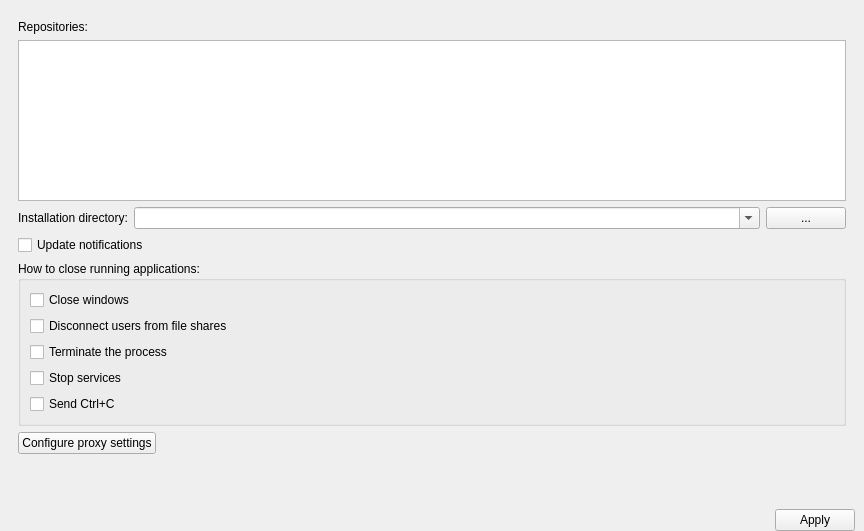
Above: npackdg/src/settingsframe.ui from npackd/npackd-cpp before the change. Below: the same form after it.
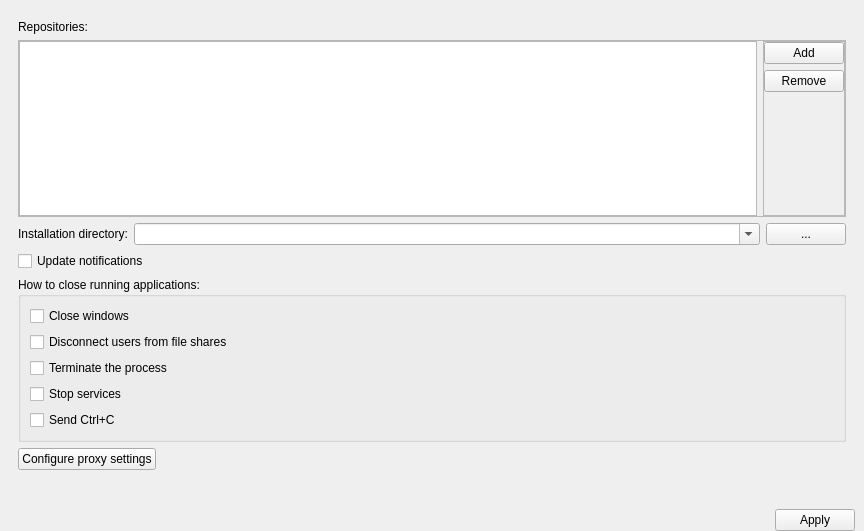
That is the form after the change.

Commit message: table for the list of repositories

The edit to the form file:
```diff
--- a/npackdg/src/settingsframe.ui
+++ b/npackdg/src/settingsframe.ui
@@ -52,42 +52,81 @@
        </widget>
       </item>
       <item>
-       <widget class="QPlainTextEdit" name="plainTextEditReps">
-        <property name="sizePolicy">
-         <sizepolicy hsizetype="Expanding" vsizetype="Expanding">
-          <horstretch>0</horstretch>
-          <verstretch>1</verstretch>
-         </sizepolicy>
+       <widget class="QFrame" name="frame_2">
+        <property name="frameShape">
+         <enum>QFrame::StyledPanel</enum>
         </property>
-        <property name="maximumSize">
-         <size>
-          <width>16777215</width>
-          <height>400</height>
-         </size>
+        <property name="frameShadow">
+         <enum>QFrame::Raised</enum>
         </property>
-        <property name="toolTip">
-         <string>&lt;!DOCTYPE HTML PUBLIC &quot;-//W3C//DTD HTML 4.0//EN&quot; &quot;http://www.w3.org/TR/REC-html40/strict.dtd&quot;&gt;
-&lt;html&gt;&lt;head&gt;&lt;meta name=&quot;qrichtext&quot; content=&quot;1&quot; /&gt;&lt;style type=&quot;text/css&quot;&gt;
-p, li { white-space: pre-wrap; }
-&lt;/style&gt;&lt;/head&gt;&lt;body style=&quot; font-family:'MS Shell Dlg 2'; font-size:8pt; font-weight:400; font-style:normal;&quot;&gt;
-&lt;p style=&quot; margin-top:0px; margin-bottom:0px; margin-left:0px; margin-right:0px; -qt-block-indent:0; text-indent:0px;&quot;&gt;the following list defines repositories that will be used to download and install the software. Enter multiple internet addresses on separate lines. http://, https://, and file:// protocols are supported. Lines starting with a # are comments. The repositories are consulted from top to bottom. Definitions from the earlier entries may hide those from the repositories that stay further in the list.&lt;/p&gt;
-&lt;p style=&quot; margin-top:0px; margin-bottom:0px; margin-left:0px; margin-right:0px; -qt-block-indent:0; text-indent:0px;&quot;&gt;Example:&lt;/p&gt;
-&lt;p style=&quot; margin-top:0px; margin-bottom:0px; margin-left:0px; margin-right:0px; -qt-block-indent:0; text-indent:0px;&quot;&gt;    https://www.yournamehere.com/Software.xml&lt;/p&gt;
-&lt;p style=&quot; margin-top:0px; margin-bottom:0px; margin-left:0px; margin-right:0px; -qt-block-indent:0; text-indent:0px;&quot;&gt;    http://www.yournamehere.com/Beta.xml&lt;/p&gt;
-&lt;p style=&quot; margin-top:0px; margin-bottom:0px; margin-left:0px; margin-right:0px; -qt-block-indent:0; text-indent:0px;&quot;&gt;    file:///C:\Users\Your username\Personal.xml&lt;/p&gt;
-&lt;p style=&quot; margin-top:0px; margin-bottom:0px; margin-left:0px; margin-right:0px; -qt-block-indent:0; text-indent:0px;&quot;&gt;    file://myserver/myshare/Rep.xml&lt;/p&gt;
-&lt;p style=&quot;-qt-paragraph-type:empty; margin-top:0px; margin-bottom:0px; margin-left:0px; margin-right:0px; -qt-block-indent:0; text-indent:0px;&quot;&gt;&lt;br /&gt;&lt;/p&gt;
-&lt;p style=&quot; margin-top:0px; margin-bottom:0px; margin-left:0px; margin-right:0px; -qt-block-indent:0; text-indent:0px;&quot;&gt;You can find the list of available repositories and explanations about how to create your custom repositories at&lt;/p&gt;
-&lt;p style=&quot; margin-top:0px; margin-bottom:0px; margin-left:0px; margin-right:0px; -qt-block-indent:0; text-indent:0px;&quot;&gt;&lt;a href=&quot;https://github.com/tim-lebedkov/npackd&quot;&gt;&lt;span style=&quot; text-decoration: underline; color:#0000ff;&quot;&gt;https://github.com/tim-lebedkov/npackd&lt;/span&gt;&lt;/a&gt;&lt;/p&gt;
-&lt;p style=&quot;-qt-paragraph-type:empty; margin-top:0px; margin-bottom:0px; margin-left:0px; margin-right:0px; -qt-block-indent:0; text-indent:0px;&quot;&gt;&lt;br /&gt;&lt;/p&gt;
-&lt;p style=&quot;-qt-paragraph-type:empty; margin-top:0px; margin-bottom:0px; margin-left:0px; margin-right:0px; -qt-block-indent:0; text-indent:0px;&quot;&gt;&lt;br /&gt;&lt;/p&gt;&lt;/body&gt;&lt;/html&gt;</string>
-        </property>
-        <property name="tabChangesFocus">
-         <bool>true</bool>
-        </property>
-        <property name="lineWrapMode">
-         <enum>QPlainTextEdit::NoWrap</enum>
-        </property>
+        <layout class="QHBoxLayout" name="horizontalLayout">
+         <property name="leftMargin">
+          <number>0</number>
+         </property>
+         <property name="topMargin">
+          <number>0</number>
+         </property>
+         <property name="rightMargin">
+          <number>0</number>
+         </property>
+         <property name="bottomMargin">
+          <number>0</number>
+         </property>
+         <item>
+          <widget class="QTableView" name="tableViewReps"/>
+         </item>
+         <item>
+          <widget class="QFrame" name="frame_3">
+           <property name="frameShape">
+            <enum>QFrame::StyledPanel</enum>
+           </property>
+           <property name="frameShadow">
+            <enum>QFrame::Raised</enum>
+           </property>
+           <layout class="QVBoxLayout" name="verticalLayout_4">
+            <property name="leftMargin">
+             <number>0</number>
+            </property>
+            <property name="topMargin">
+             <number>0</number>
+            </property>
+            <property name="rightMargin">
+             <number>0</number>
+            </property>
+            <property name="bottomMargin">
+             <number>0</number>
+            </property>
+            <item>
+             <widget class="QPushButton" name="pushButtonAddRep">
+              <property name="text">
+               <string>Add</string>
+              </property>
+             </widget>
+            </item>
+            <item>
+             <widget class="QPushButton" name="pushButtonRemoveRep">
+              <property name="text">
+               <string>Remove</string>
+              </property>
+             </widget>
+            </item>
+            <item>
+             <spacer name="verticalSpacer_2">
+              <property name="orientation">
+               <enum>Qt::Vertical</enum>
+              </property>
+              <property name="sizeHint" stdset="0">
+               <size>
+                <width>20</width>
+                <height>40</height>
+               </size>
+              </property>
+             </spacer>
+            </item>
+           </layout>
+          </widget>
+         </item>
+        </layout>
        </widget>
       </item>
       <item>
```
Left out of the diff: 4 changed lines with no effect on the pictures. The commit also changes 10 other files.
